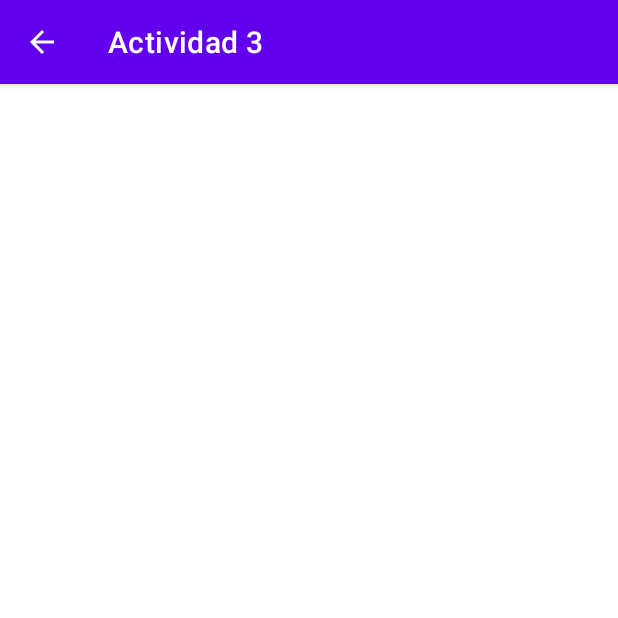
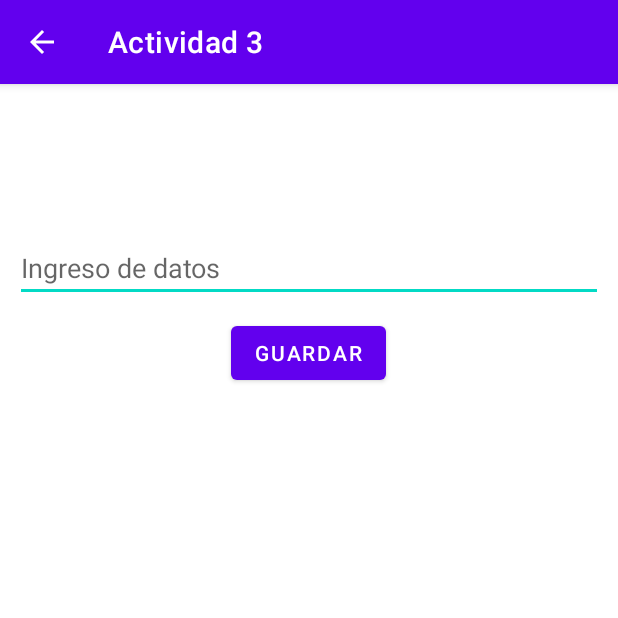
Before and after one commit to ganikus1011/login, an Android app: the marco3 screen opened directly, with no data from a screen before it, on a phone screen of 412 x 824 dp, the top half of it. Run offline under Robolectric (Android 15) with nearby library versions, the phone set to English and light mode, and no system bars; our stand-ins replace Firebase (no records; nobody signed in at launch, a user with empty details on screens opened directly).

Commit message:
Ingreso datos a Firebase

```diff
--- a/app/src/main/java/com/example/nuevo/marco3.java
+++ b/app/src/main/java/com/example/nuevo/marco3.java
@@ -1,21 +1,28 @@
 package com.example.nuevo;
 
 import androidx.appcompat.app.AppCompatActivity;
+
 
 import android.content.Intent;
 import android.os.Bundle;
 import android.view.MenuItem;
 import android.view.View;
+import android.widget.EditText;
+
+
+import com.google.firebase.database.DatabaseReference;
+import com.google.firebase.database.FirebaseDatabase;
 
 public class marco3 extends AppCompatActivity {
-
+    private EditText et1;
     @Override
     protected void onCreate(Bundle savedInstanceState) {
         super.onCreate(savedInstanceState);
         setContentView(R.layout.activity_marco3);
         getSupportActionBar().setDisplayHomeAsUpEnabled(true);
+        et1 = (EditText) findViewById(R.id.c_entrada);
     }
-    public void ActivityMain(View vie){
+    public void ActivityMain(View view){
         Intent newIntent = new Intent(  this, MainActivity.class);
         startActivity(newIntent);
         newIntent.addFlags(Intent.FLAG_ACTIVITY_CLEAR_TOP);
@@ -30,5 +37,11 @@ public class marco3 extends AppCompatActivity {
         return true;
 
     }
+    public void enviarMensaje(View view){
+        String mens = et1.getText().toString();
+         FirebaseDatabase database = FirebaseDatabase.getInstance();
+        DatabaseReference myRef = database.getReference("Mensaje");
 
+        myRef.setValue(mens);
+    }
 }
--- a/app/src/main/res/layout/activity_marco3.xml
+++ b/app/src/main/res/layout/activity_marco3.xml
@@ -1,9 +1,29 @@
 <?xml version="1.0" encoding="utf-8"?>
-<androidx.constraintlayout.widget.ConstraintLayout xmlns:android="http://schemas.android.com/apk/res/android"
+<LinearLayout xmlns:android="http://schemas.android.com/apk/res/android"
     xmlns:app="http://schemas.android.com/apk/res-auto"
     xmlns:tools="http://schemas.android.com/tools"
     android:layout_width="match_parent"
     android:layout_height="match_parent"
-    tools:context=".marco3">
+    android:orientation="vertical"
+    tools:context=".marco3" >
 
-</androidx.constraintlayout.widget.ConstraintLayout>
+    <EditText
+        android:id="@+id/c_entrada"
+        android:layout_width="match_parent"
+        android:layout_height="wrap_content"
+        android:layout_marginLeft="10dp"
+        android:layout_marginTop="100dp"
+        android:layout_marginRight="10dp"
+        android:ems="10"
+        android:hint="Ingreso de datos"
+        android:inputType="textPersonName" />
+
+    <Button
+        android:id="@+id/button6"
+        android:layout_width="wrap_content"
+        android:layout_height="wrap_content"
+        android:layout_gravity="center"
+        android:layout_marginTop="10dp"
+        android:onClick="enviarMensaje"
+        android:text="Guardar" />
+</LinearLayout>
--- a/build.gradle
+++ b/build.gradle
@@ -6,6 +6,7 @@ buildscript {
     }
     dependencies {
         classpath "com.android.tools.build:gradle:7.0.3"
+        classpath 'com.google.gms:google-services:4.3.10'
 
         // NOTE: Do not place your application dependencies here; they belong
         // in the individual module build.gradle files
```
Also changed, not shown: app/build.gradle (+7 -5 lines).
